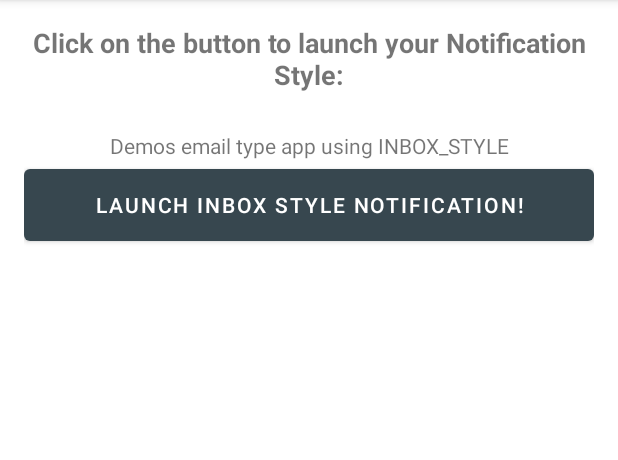
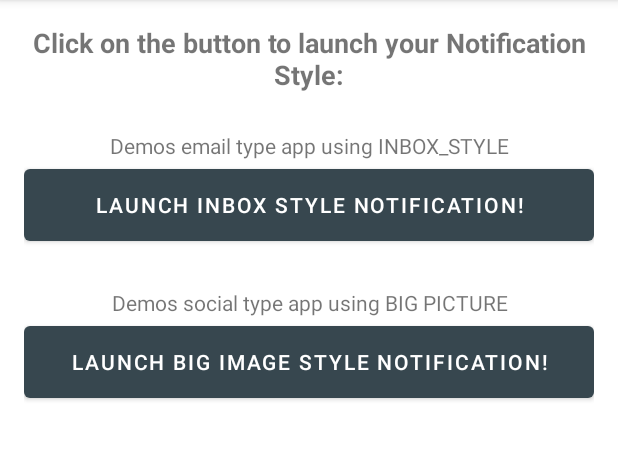
Before and after one commit to eduVieiraAF/NotificationsSample, an Android app: the screen it shows after launch (MainActivity), on a phone screen of 412 x 824 dp, the part 84-544 px from its top. Run offline under Robolectric (Android 15) with nearby library versions, the phone set to English and light mode, and no system bars.

Commit message:
Simple notification setup final

```diff
--- a/app/src/main/java/com/example/notificationssample/InboxStyleMockData.kt
+++ b/app/src/main/java/com/example/notificationssample/InboxStyleMockData.kt
@@ -46,7 +46,8 @@ object InboxStyleMockData {
     // The user-visible description of the channel.
     const val mChannelDescription = "Sample Email Notifications"
     @RequiresApi(Build.VERSION_CODES.N)
-    const val mChannelImportance = NotificationManager.IMPORTANCE_DEFAULT
+    //const val mChannelImportance = NotificationManager.IMPORTANCE_DEFAULT
+    const val mChannelImportance = NotificationManager.IMPORTANCE_HIGH
     const val mChannelEnableVibrate = true
     const val mChannelLockscreenVisibility = NotificationCompat.VISIBILITY_PRIVATE
 }
--- a/app/src/main/res/layout/activity_main.xml
+++ b/app/src/main/res/layout/activity_main.xml
@@ -31,4 +31,21 @@
         android:layout_height="60dp"
         android:text="Launch Inbox Style Notification!"
         tools:ignore="HardcodedText" />
+
+    <TextView
+        android:id="@+id/tv_big_image_style_details"
+        android:layout_width="match_parent"
+        android:layout_height="wrap_content"
+        android:gravity="center"
+        android:text="Demos social type app using BIG PICTURE"
+        android:layout_marginTop="25dp"
+        tools:ignore="HardcodedText" />
+
+    <Button
+        android:id="@+id/btn_big_image_style"
+        android:layout_width="match_parent"
+        android:layout_height="60dp"
+        android:text="Launch big image Style Notification!"
+        tools:ignore="HardcodedText" />
+
 </LinearLayout>
```
Also changed, not shown: app/src/main/java/com/example/notificationssample/BigPictureStyleMockData.kt (added, +41 -0 lines), app/src/main/java/com/example/notificationssample/MainActivity.kt (+82 -11 lines), app/src/main/java/com/example/notificationssample/NotificationUtil.kt (+27 -0 lines).
